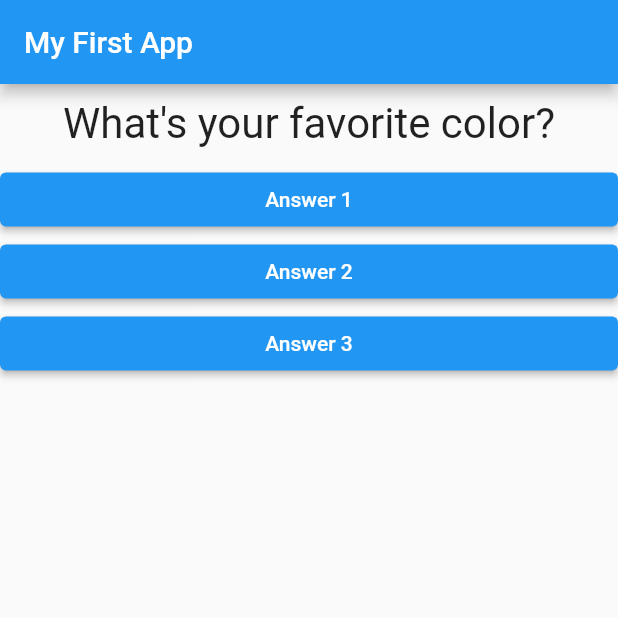
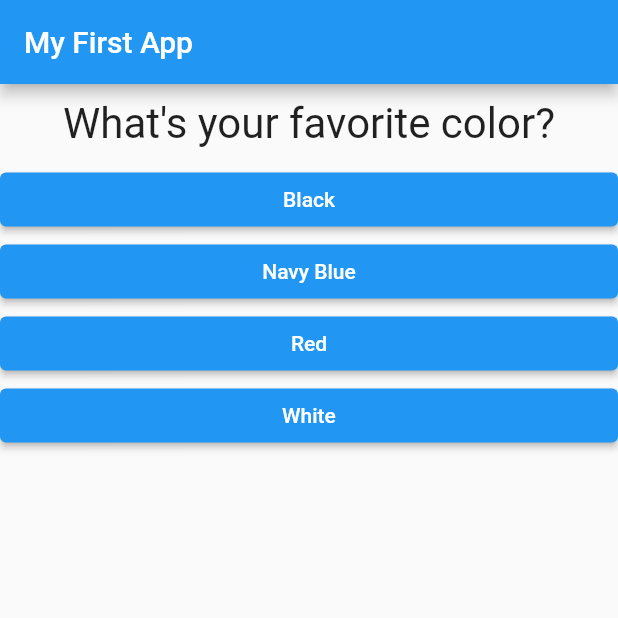
Before and after one commit to saurabhmirajkar/quiz, a Flutter app: the screen it shows after launch, on a phone screen of 412 x 824 dp, the top half of it. Run offline on Flutter 3.47's test engine with Material 2 defaults, Android fonts, the phone set to English and light mode, and no system bars.

Commit message:
updated main with maps value for answers

```diff
--- a/lib/main.dart
+++ b/lib/main.dart
@@ -10,21 +10,35 @@ class _MyApp extends StatefulWidget {
 }
 
 class _MyAppState extends State<_MyApp> {
-  var _questions = [
-    'What\'s your favorite color?',
-    'What\'s your favorite animal?'
-  ];
-
   var _questionIndex = 0;
 
-  void answerQuestion() {
+  void _answerQuestion() {
     print('Answer good');
     setState(() {
       _questionIndex += 1;
     });
   }
 
+  List<Map<String, Object>> getQuestions() {
+    return [
+      {
+        'questionText': 'What\'s your favorite color?',
+        'answers': ['Black', 'Navy Blue', 'Red', 'White'],
+      },
+      {
+        'questionText': 'What\'s your favorite animal?',
+        'answers': ['Lion', 'Wolf', 'Horse', 'Monkey'],
+      },
+      {
+        'questionText': 'Who is your favorite instructor?',
+        'answers': ['Max', 'Angela', 'Colt', 'Flutterly'],
+      },
+    ];
+  }
+
   Widget build(BuildContext context) {
+    List<Map<String, Object>> _questions = getQuestions();
+
     return MaterialApp(
       home: Scaffold(
         appBar: AppBar(
@@ -33,10 +47,11 @@ class _MyAppState extends State<_MyApp> {
         ),
         body: Column(
           children: [
-            Question(_questions[_questionIndex]),
-            Answer('Answer 1', answerQuestion),
-            Answer('Answer 2', answerQuestion),
-            Answer('Answer 3', answerQuestion),
+            Question(_questions[_questionIndex]['questionText']),
+            ...(_questions[_questionIndex]['answers'] as List<String>)
+                .map((answer) {
+              return Answer(answer, _answerQuestion);
+            }).toList()
           ],
         ),
       ),
```
